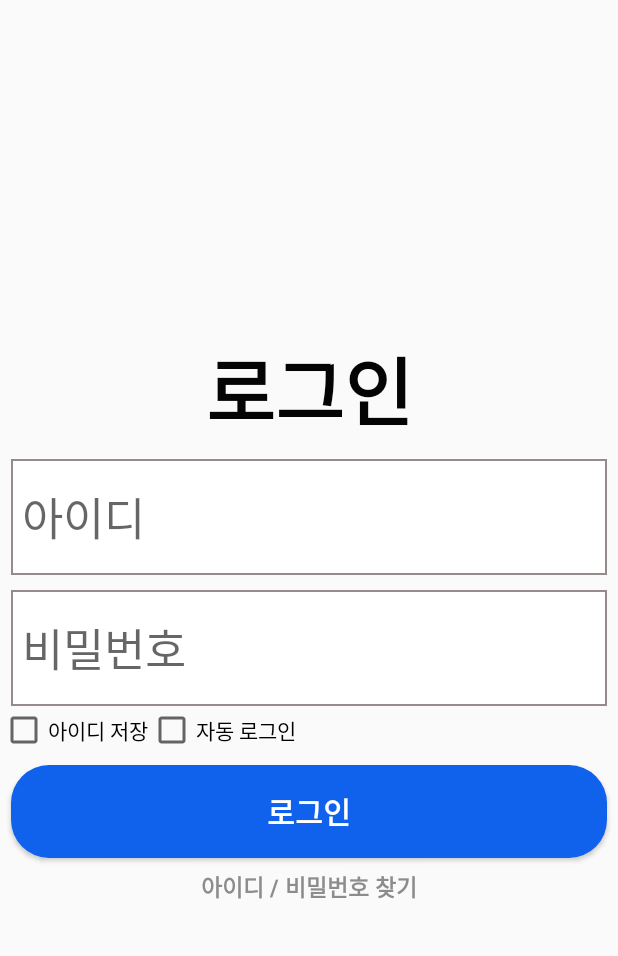
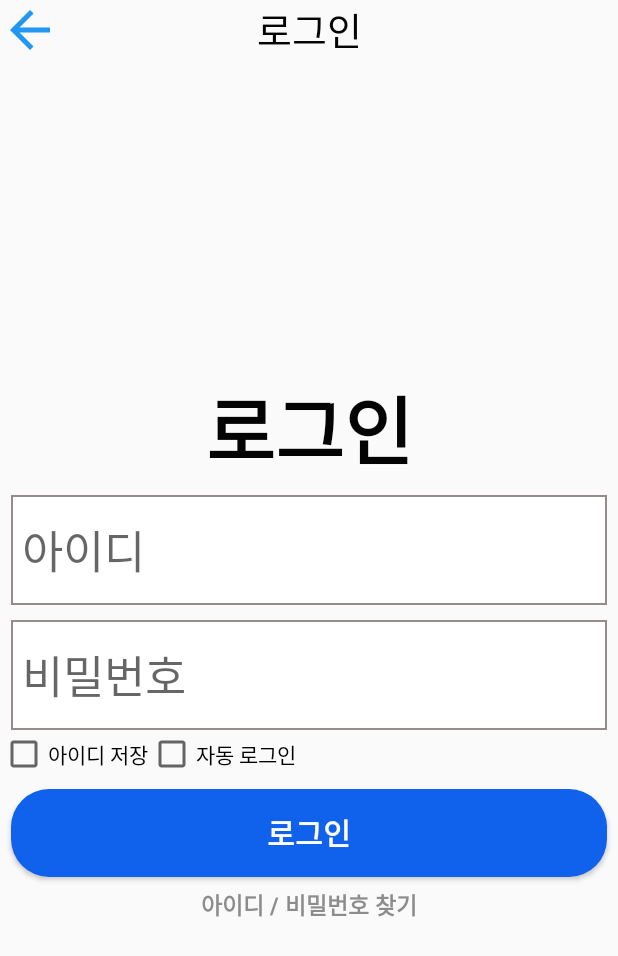
Before and after one commit to YoonSuHyeon/SMRP, an Android app: the LoginActivity screen opened directly, with no data from a screen before it, on a phone screen of 412 x 824 dp. Shown: the top 956 px of the screen. Run offline under Robolectric (Android 15) with nearby library versions, the phone set to English and light mode, and no system bars; libraries missing offline, so code that uses them is left out: me.relex.circleindicator.

Commit message:
#2020/04/02 - (목) ##Login XML(2) UPDATE

```diff
--- /dev/null
+++ b/app/src/main/res/drawable/ic_arrow_back_blue_40dp.xml
@@ -0,0 +1,5 @@
+<vector android:height="40dp" android:tint="#2196F3"
+    android:viewportHeight="24.0" android:viewportWidth="24.0"
+    android:width="40dp" xmlns:android="http://schemas.android.com/apk/res/android">
+    <path android:fillColor="#FF000000" android:pathData="M20,11H7.83l5.59,-5.59L12,4l-8,8 8,8 1.41,-1.41L7.83,13H20v-2z"/>
+</vector>
--- a/app/src/main/res/layout/activity_login.xml
+++ b/app/src/main/res/layout/activity_login.xml
@@ -7,11 +7,38 @@
     tools:context=".LoginActivity">
 
     <LinearLayout
+
+        android:layout_width="match_parent"
+        android:layout_height="40dp"
+        android:orientation="horizontal">
+
+        <ImageView
+            android:layout_width="wrap_content"
+            android:layout_height="wrap_content"
+            android:src="@drawable/ic_arrow_back_blue_40dp"/>
+
+
+
+        <TextView
+            android:layout_marginRight="40dp"
+            android:gravity="center"
+            android:layout_width="match_parent"
+            android:layout_height="wrap_content"
+            android:text="로그인"
+            android:textColor="#050404"
+            android:textSize="25dp" />
+
+
+
+    </LinearLayout>
+
+    <LinearLayout
         android:layout_width="match_parent"
         android:layout_height="match_parent"
         android:orientation="vertical"
         android:gravity="center"
         android:weightSum="1">
+
 
         <TextView
             android:layout_width="match_parent"
```
